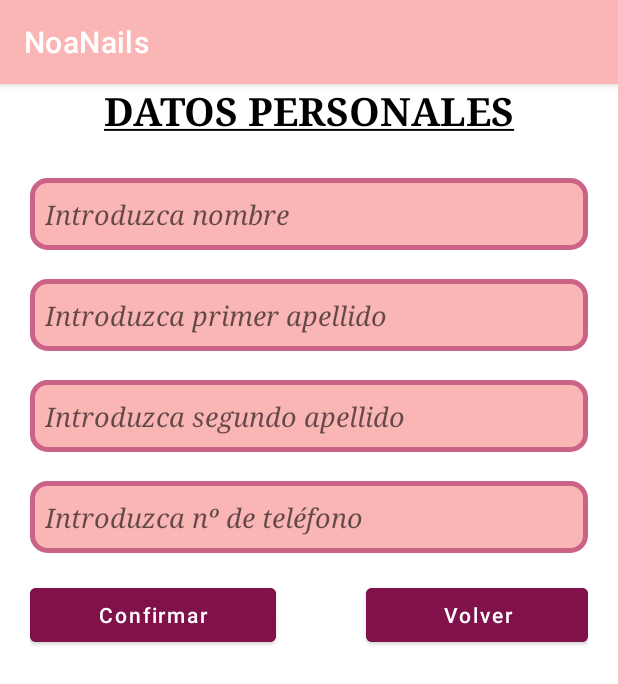
After one commit to jvanhub/TiendaAppAdmin, an Android app: the Modificar_Usuarios screen opened directly, with no data from a screen before it, on a phone screen of 412 x 824 dp. The commit adds this screen. Shown: the top 684 px of the screen. Run offline under Robolectric (Android 15) with nearby library versions, the phone set to English and light mode, and no system bars; our stand-ins replace Firebase (no records; nobody signed in at launch, a user with empty details on screens opened directly); 1 statement that could not run was skipped.

Commit message:
mas Fomar

```diff
--- a/app/src/main/AndroidManifest.xml
+++ b/app/src/main/AndroidManifest.xml
@@ -9,6 +9,9 @@
         android:roundIcon="@mipmap/ic_launcher_round"
         android:supportsRtl="true"
         android:theme="@style/Theme.TiendaAppAdmin">
+        <activity
+            android:name=".Modificar_Usuarios"
+            android:exported="false" />
         <activity
             android:name=".ListElemnt"
             android:exported="false" />
--- a/app/src/main/java/com/noanails/tiendaappadmin/ListAdapter.java
+++ b/app/src/main/java/com/noanails/tiendaappadmin/ListAdapter.java
@@ -90,7 +90,7 @@ public class ListAdapter extends RecyclerView.Adapter<ListAdapter.ViewHolder> {
             btMod.setOnClickListener(new View.OnClickListener() {
                 @Override
                 public void onClick(View v) {
-                    Intent intent = new Intent(v.getContext(),Usuarios.class);
+                    Intent intent = new Intent(v.getContext(),Modificar_Usuarios.class);
                     intent.putExtra("boton",btMod.getContentDescription());
                     v.getContext().startActivity(intent);
                 }
--- /dev/null
+++ b/app/src/main/java/com/noanails/tiendaappadmin/Modificar_Usuarios.java
@@ -0,0 +1,48 @@
+package com.noanails.tiendaappadmin;
+
+import androidx.appcompat.app.AppCompatActivity;
+
+import android.content.Intent;
+import android.os.Bundle;
+import android.widget.Button;
+import android.widget.EditText;
+import android.widget.Toast;
+
+import com.google.firebase.auth.FirebaseAuth;
+import com.google.firebase.database.DatabaseReference;
+
+import java.util.HashMap;
+import java.util.Map;
+
+public class Modificar_Usuarios extends AppCompatActivity {
+    Bundle bundle;
+    private String idRefTablaButton;
+    private Button btConfir, btVolver;
+    private EditText etNombre, etAp1, etAp2, etTelf;
+    FirebaseAuth mAuth;
+    DatabaseReference mDatabase;
+    private String nombreBBDD, ap1BBDD, ap2BBDD, nTelfBBDD, emailBBDD;
+    private String nombre, ap1, ap2, nTelf;
+    @Override
+    protected void onCreate(Bundle savedInstanceState) {
+        super.onCreate(savedInstanceState);
+        setContentView(R.layout.activity_modificar_usuarios);
+
+        //Recibe datos (id del boton) desde ListaAdapter.java -> bindData.
+        bundle = getIntent().getExtras();
+        idRefTablaButton = bundle.getString("boton");
+    }
+
+    public void modificarDatosBBDD(){
+
+        Map<String, Object> map = new HashMap<>();
+        map.put("nombres", nombre);
+        map.put("apellidos", ap1);
+        map.put("apellidos2", ap2);
+        map.put("n_telefonos", nTelf);
+        map.put("emails", emailBBDD);
+        mDatabase.child("Usuarios").child(mAuth.getUid()).setValue(map);
+        startActivity(new Intent(Modificar_Usuarios.this, Usuarios.class));
+        Toast.makeText(Modificar_Usuarios.this, "Se ha completado el cambio", Toast.LENGTH_LONG).show();
+    }
+}
--- a/app/src/main/java/com/noanails/tiendaappadmin/Usuarios.java
+++ b/app/src/main/java/com/noanails/tiendaappadmin/Usuarios.java
@@ -26,25 +26,17 @@ import java.util.List;
 import java.util.Map;
 
 public class Usuarios extends AppCompatActivity {
+
     private String nombreBBDD, ap1BBDD, ap2BBDD, nTelfBBDD, emailBBDD,idUsuario;
-    private String uId = "";
     private String id;
-    Bundle bundle;
-    private String idRefTablaButton;
-
     FirebaseUser mAuth;
     DatabaseReference mDatabase;
     List<ListElemnt> elements;
-    private String servicio="";
 
     @Override
     protected void onCreate(Bundle savedInstanceState) {
         super.onCreate(savedInstanceState);
         setContentView(R.layout.activity_usuarios);
-
-        //Recibe datos (id del boton) desde ListaAdapter2.java -> bindData.
-        bundle = getIntent().getExtras();
-        idRefTablaButton = bundle.getString("boton");
 
         mAuth = FirebaseAuth.getInstance().getCurrentUser();
         mDatabase = FirebaseDatabase.getInstance().getReference();
--- /dev/null
+++ b/app/src/main/res/layout/activity_modificar_usuarios.xml
@@ -0,0 +1,135 @@
+<?xml version="1.0" encoding="utf-8"?>
+<androidx.constraintlayout.widget.ConstraintLayout xmlns:android="http://schemas.android.com/apk/res/android"
+    xmlns:app="http://schemas.android.com/apk/res-auto"
+    xmlns:tools="http://schemas.android.com/tools"
+    android:layout_width="match_parent"
+    android:layout_height="match_parent"
+    tools:context=".Modificar_Usuarios">
+    <ScrollView
+        android:layout_width="match_parent"
+        android:layout_height="match_parent"
+        >
+
+        <LinearLayout
+            android:layout_width="match_parent"
+            android:layout_height="wrap_content"
+            android:layout_marginLeft="20dp"
+            android:layout_marginRight="20dp"
+
+            android:gravity="center_horizontal"
+            android:orientation="vertical">
+
+            <TextView
+                android:id="@+id/textView"
+                android:layout_width="match_parent"
+                android:layout_height="wrap_content"
+                android:fontFamily="serif"
+                android:text="@string/editPerf"
+                android:textAlignment="center"
+                android:textColor="#000000"
+                android:textSize="26sp"
+                android:textStyle="bold" />
+
+            <Space
+                android:layout_width="399dp"
+                android:layout_height="27dp" />
+
+            <EditText
+                android:id="@+id/editTextModNombre"
+                android:layout_width="match_parent"
+                android:layout_height="wrap_content"
+                android:background="@drawable/txtvw"
+                android:ems="10"
+                android:fontFamily="serif"
+                android:hint="@string/nombre"
+                android:inputType="textPersonName"
+                android:minHeight="48dp"
+
+                android:textStyle="italic"
+                android:importantForAutofill="no" />
+
+            <Space
+                android:layout_width="match_parent"
+                android:layout_height="19dp" />
+
+            <EditText
+                android:id="@+id/editTextModApe1"
+                android:layout_width="match_parent"
+                android:layout_height="wrap_content"
+                android:background="@drawable/txtvw"
+                android:ems="10"
+                android:fontFamily="serif"
+                android:hint="@string/ape1"
+                android:inputType="textPersonName"
+                android:minHeight="48dp"
+                android:textStyle="italic"
+                android:importantForAutofill="no" />
+
+            <Space
+                android:layout_width="match_parent"
+                android:layout_height="19dp" />
+
+            <EditText
+                android:id="@+id/editTextModApe2"
+                android:layout_width="match_parent"
+                android:layout_height="wrap_content"
+                android:background="@drawable/txtvw"
+                android:ems="10"
+                android:fontFamily="serif"
+                android:hint="@string/ape2"
+                android:inputType="textPersonName"
+                android:minHeight="48dp"
+                android:textStyle="italic"
+                android:importantForAutofill="no" />
+
+            <Space
+                android:layout_width="match_parent"
+                android:layout_height="19dp" />
+
+            <EditText
+                android:id="@+id/editTextModPhone"
+                android:layout_width="match_parent"
+                android:layout_height="wrap_content"
+                android:background="@drawable/txtvw"
+                android:ems="10"
+                android:fontFamily="serif"
+                android:hint="@string/num_telf2"
+                android:inputType="phone"
+                android:minHeight="48dp"
+                android:textStyle="italic"
+                android:importantForAutofill="no" />
+            <Space
+                android:layout_width="match_parent"
+                android:layout_height="17dp" />
+            <LinearLayout
+                android:layout_width="match_parent"
+                android:layout_height="wrap_content"
+                android:gravity="center|center_horizontal"
+                android:orientation="horizontal">
+
+                <Button
+                    android:id="@+id/buttonModConfir"
+                    android:layout_width="wrap_content"
+                    android:layout_height="match_parent"
+                    android:layout_weight="1"
+                    android:backgroundTint="#80114A"
+                    android:text="@string/confirmar"
+                    android:textAllCaps="false" />
+
+                <Space
+                    android:layout_width="wrap_content"
+                    android:layout_height="match_parent"
+                    android:layout_weight="1" />
+
+                <Button
+                    android:id="@+id/buttonModVolver"
+                    android:layout_width="wrap_content"
+                    android:layout_height="wrap_content"
+                    android:layout_weight="1"
+                    android:backgroundTint="#80114A"
+                    android:text="@string/volver"
+                    android:textAllCaps="false" />
+            </LinearLayout>
+        </LinearLayout>
+    </ScrollView>
+</androidx.constraintlayout.widget.ConstraintLayout>
```
